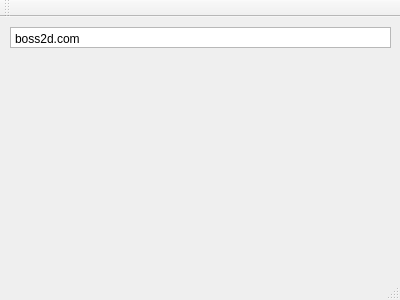
Before: the Qt Designer form mainwindow.ui in iAmVeryQT/jsonchat_hanjin, drawn with Qt 5.
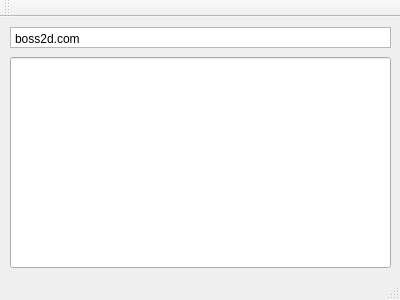
After: the same form once the commit is applied.

Diff of the .ui file:
```diff
--- a/mainwindow.ui
+++ b/mainwindow.ui
@@ -34,6 +34,16 @@
 &lt;p style=&quot; margin-top:0px; margin-bottom:0px; margin-left:0px; margin-right:0px; -qt-block-indent:0; text-indent:0px;&quot;&gt;boss2d.com&lt;/p&gt;&lt;/body&gt;&lt;/html&gt;</string>
     </property>
    </widget>
+   <widget class="QLineEdit" name="chatWindow">
+    <property name="geometry">
+     <rect>
+      <x>10</x>
+      <y>40</y>
+      <width>381</width>
+      <height>211</height>
+     </rect>
+    </property>
+   </widget>
   </widget>
   <widget class="QMenuBar" name="menuBar">
    <property name="geometry">
```
